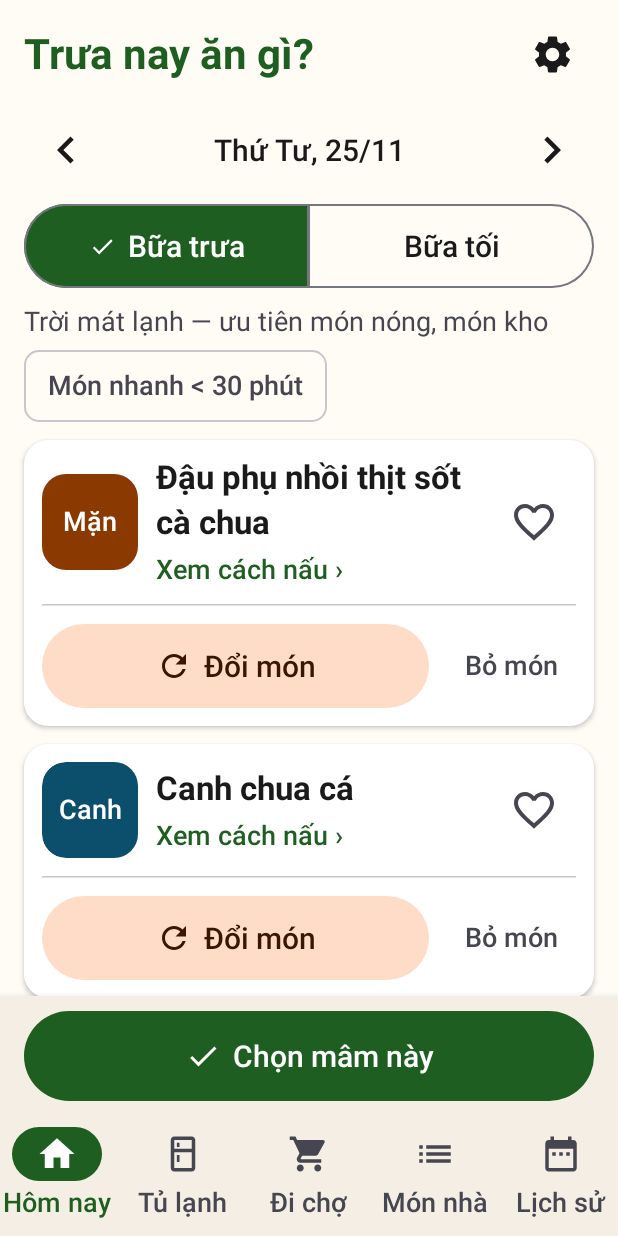
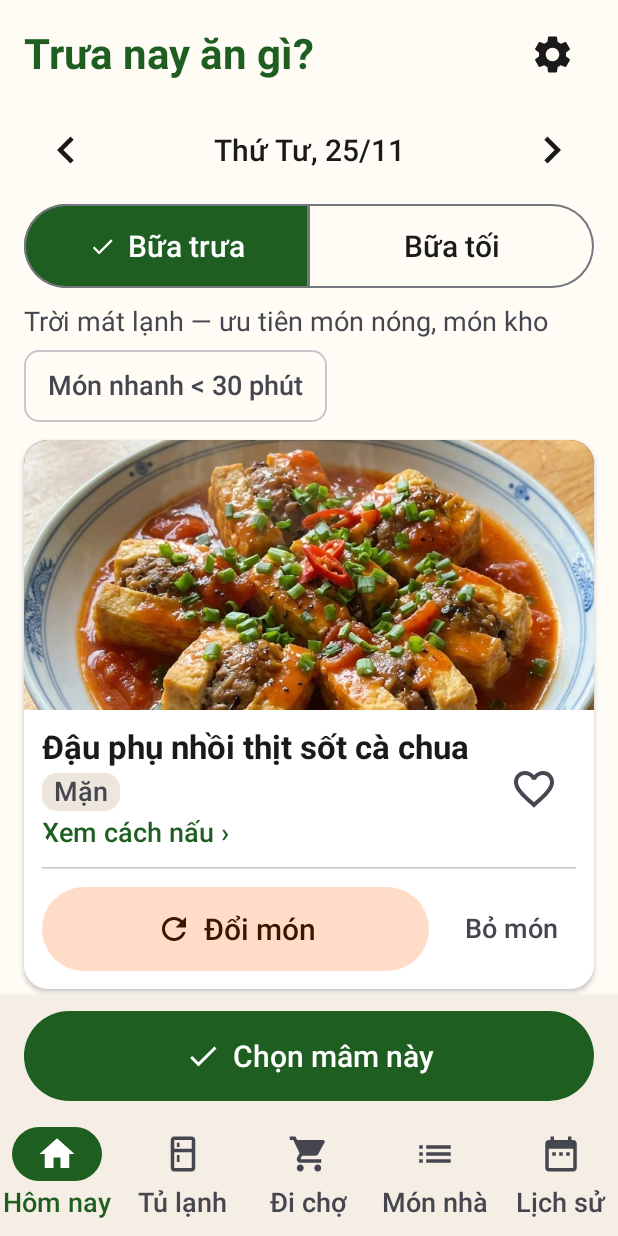
Before and after one commit to tommydangdn95/WhatEatToday, an Android app built with Jetpack Compose: the screen it shows after launch (MainActivity), on a phone screen of 412 x 824 dp. Run offline under Robolectric (Android 15) with nearby library versions, the phone set to English and light mode, and no system bars; our stand-ins replace Dagger/Hilt's generated code, Room's generated code; libraries missing offline, so code that uses them is left out: androidx.hilt.lifecycle; pictures from the network do not load.

Commit message:
Show dish photos in the app; regenerate okra image
- domain/DishPhoto: photo source = Mẹ's photo → bundled asset → none (+ DishPhotoTest,
  incl. a check that every seed dish has a bundled image)
- ui/common/DishImage (Coil, falls back to the category colour tile)
- Today: full-width 180dp photo on each dish card; Món nhà / add-dish sheet: 88×66
  thumbnails; Recipe: 4:3 hero image; Zalo menu image uses bundled photos too
- dau_bap_luoc regenerated (previous image showed leafy greens)
- Watermark crop tuned for 1200px sources; CLAUDE.md updated

Co-Authored-By: Claude Opus 5.5 <noreply@anthropic.com>

```diff
--- /dev/null
+++ b/app/src/main/java/com/family/homnayangi/domain/DishPhoto.kt
@@ -0,0 +1,26 @@
+package com.family.homnayangi.domain
+
+import com.family.homnayangi.domain.model.DishInfo
+
+/**
+ * Chọn ảnh cho một món: ảnh Mẹ tự chụp (F08, [DishInfo.imageUri]) → ảnh có sẵn trong app
+ * (`assets/dish_images/<mã_món>.webp`, tạo bằng tools/optimize_dish_images.py) → không có (hiện ô màu theo loại).
+ */
+object DishPhoto {
+    const val ASSET_DIR = "dish_images"
+    private const val ASSET_PREFIX = "file:///android_asset/"
+
+    fun assetUri(dishId: String): String = "$ASSET_PREFIX$ASSET_DIR/$dishId.webp"
+
+    /** [bundledIds] = mã các món có ảnh trong assets. */
+    fun source(dish: DishInfo, bundledIds: Set<String>): String? =
+        dish.imageUri?.takeIf { it.isNotBlank() }
+            ?: if (dish.id in bundledIds) assetUri(dish.id) else null
+
+    /** "file:///android_asset/dish_images/x.webp" → "dish_images/x.webp"; null nếu không phải ảnh trong assets. */
+    fun assetPath(uri: String): String? = uri.takeIf { it.startsWith(ASSET_PREFIX) }?.removePrefix(ASSET_PREFIX)
+
+    /** Tên file trong assets → mã món ("canh_cua.webp" → "canh_cua"). */
+    fun idsFromAssetFiles(files: Iterable<String>): Set<String> =
+        files.filter { it.endsWith(".webp") }.mapTo(HashSet()) { it.removeSuffix(".webp") }
+}
--- /dev/null
+++ b/app/src/main/java/com/family/homnayangi/ui/common/DishImage.kt
@@ -0,0 +1,69 @@
+package com.family.homnayangi.ui.common
+
+import android.content.Context
+import androidx.compose.foundation.background
+import androidx.compose.foundation.layout.Box
+import androidx.compose.foundation.layout.fillMaxSize
+import androidx.compose.material3.MaterialTheme
+import androidx.compose.material3.Text
+import androidx.compose.runtime.Composable
+import androidx.compose.runtime.remember
+import androidx.compose.ui.Alignment
+import androidx.compose.ui.Modifier
+import androidx.compose.ui.draw.clip
+import androidx.compose.ui.graphics.Color
+import androidx.compose.ui.graphics.Shape
+import androidx.compose.ui.layout.ContentScale
+import androidx.compose.ui.platform.LocalContext
+import androidx.compose.ui.text.style.TextAlign
+import coil3.compose.AsyncImage
+import com.family.homnayangi.domain.DishPhoto
+import com.family.homnayangi.domain.model.DishInfo
+import com.family.homnayangi.ui.theme.CategoryPalette
+
+/** Danh sách món có ảnh trong assets — đọc một lần (assets.list rất nhanh, ~80 file). */
+object BundledDishPhotos {
+    @Volatile private var cached: Set<String>? = null
+
+    fun ids(context: Context): Set<String> = cached ?: synchronized(this) {
+        cached ?: DishPhoto.idsFromAssetFiles(context.assets.list(DishPhoto.ASSET_DIR).orEmpty().asIterable())
+            .also { cached = it }
+    }
+}
+
+/** Nguồn ảnh của món (null = chưa có ảnh). */
+@Composable
+fun rememberDishPhoto(dish: DishInfo?): String? {
+    val context = LocalContext.current
+    return remember(dish?.id, dish?.imageUri) {
+        dish?.let { DishPhoto.source(it, BundledDishPhotos.ids(context)) }
+    }
+}
+
+/**
+ * Ảnh món, cắt vừa khung ([modifier] quyết định kích thước, nên giữ tỉ lệ 4:3).
+ * Chưa có ảnh / đang tải / lỗi → ô màu theo loại món kèm chữ "Mặn", "Canh"…
+ * Ảnh không có contentDescription vì tên món luôn hiện ngay bên cạnh.
+ */
+@Composable
+fun DishImage(dish: DishInfo?, shape: Shape, modifier: Modifier = Modifier) {
+    val photo = rememberDishPhoto(dish)
+    val bg = dish?.let { Color(CategoryPalette.argb(it.category)) } ?: MaterialTheme.colorScheme.surfaceVariant
+    Box(modifier.clip(shape).background(bg), contentAlignment = Alignment.Center) {
+        // Chữ loại món nằm dưới ảnh: hiện khi chưa có ảnh hoặc ảnh chưa tải xong.
+        Text(
+            dish?.category?.label ?: "?",
+            color = if (dish != null) Color.White else MaterialTheme.colorScheme.onSurfaceVariant,
+            style = MaterialTheme.typography.labelMedium,
+            textAlign = TextAlign.Center,
+        )
+        if (photo != null) {
+            AsyncImage(
+                model = photo,
+                contentDescription = null,
+                contentScale = ContentScale.Crop,
+                modifier = Modifier.fillMaxSize(),
+            )
+        }
+    }
+}
--- a/app/src/main/java/com/family/homnayangi/ui/dishes/DishesScreen.kt
+++ b/app/src/main/java/com/family/homnayangi/ui/dishes/DishesScreen.kt
@@ -53,7 +53,7 @@ import androidx.hilt.lifecycle.viewmodel.compose.hiltViewModel
 import androidx.lifecycle.compose.collectAsStateWithLifecycle
 import com.family.homnayangi.domain.RecipeText
 import com.family.homnayangi.domain.model.DishInfo
-import com.family.homnayangi.ui.today.CategoryBadge
+import com.family.homnayangi.ui.common.DishImage
 import kotlinx.coroutines.launch
 import kotlinx.coroutines.withTimeoutOrNull
 
@@ -204,7 +204,7 @@ private fun DishRow(
                 horizontalArrangement = Arrangement.spacedBy(12.dp),
                 modifier = Modifier.weight(1f).heightIn(min = 56.dp).clickable(onClickLabel = "Xem cách nấu", onClick = onOpen),
             ) {
-                CategoryBadge(dish.category, size = 52)
+                DishImage(dish, MaterialTheme.shapes.medium, Modifier.size(width = 88.dp, height = 66.dp))
                 Column(Modifier.weight(1f)) {
                     Text(dish.name, style = MaterialTheme.typography.titleSmall)
                     Text(
--- a/app/src/main/java/com/family/homnayangi/ui/today/AddDishSheet.kt
+++ b/app/src/main/java/com/family/homnayangi/ui/today/AddDishSheet.kt
@@ -45,6 +45,7 @@ import com.family.homnayangi.domain.RecipeText
 import com.family.homnayangi.domain.TextNormalizer
 import com.family.homnayangi.domain.model.DishCategory
 import com.family.homnayangi.domain.model.DishInfo
+import com.family.homnayangi.ui.common.DishImage
 
 /** Bảng chọn món để Mẹ thêm vào mâm: tìm không dấu + lọc theo loại. Bấm một món là thêm luôn và đóng bảng. */
 @OptIn(ExperimentalMaterial3Api::class)
@@ -130,7 +131,7 @@ fun AddDishSheet(
                             .clickable(onClickLabel = "Thêm vào mâm") { onPick(dish) }
                             .padding(vertical = 6.dp),
                     ) {
-                        CategoryBadge(dish.category, size = 52)
+                        DishImage(dish, MaterialTheme.shapes.medium, Modifier.size(width = 88.dp, height = 66.dp))
                         Column(Modifier.weight(1f)) {
                             Text(dish.name, style = MaterialTheme.typography.titleSmall)
                             Text(
--- a/app/src/main/java/com/family/homnayangi/ui/today/TodayScreen.kt
+++ b/app/src/main/java/com/family/homnayangi/ui/today/TodayScreen.kt
@@ -11,12 +11,14 @@ import androidx.compose.foundation.layout.Spacer
 import androidx.compose.foundation.layout.WindowInsets
 import androidx.compose.foundation.layout.fillMaxSize
 import androidx.compose.foundation.layout.fillMaxWidth
+import androidx.compose.foundation.layout.height
 import androidx.compose.foundation.layout.heightIn
 import androidx.compose.foundation.layout.padding
 import androidx.compose.foundation.layout.size
 import androidx.compose.foundation.layout.width
 import androidx.compose.foundation.lazy.LazyColumn
 import androidx.compose.foundation.lazy.itemsIndexed
+import androidx.compose.foundation.shape.RoundedCornerShape
 import androidx.compose.material.icons.Icons
 import androidx.compose.material.icons.automirrored.filled.KeyboardArrowLeft
 import androidx.compose.material.icons.automirrored.filled.KeyboardArrowRight
@@ -75,6 +77,8 @@ import com.family.homnayangi.domain.model.DishCategory
 import com.family.homnayangi.domain.model.DishInfo
 import com.family.homnayangi.domain.model.MealType
 import com.family.homnayangi.share.MenuImageRenderer
+import com.family.homnayangi.ui.common.DishImage
+import com.family.homnayangi.ui.common.rememberDishPhoto
 import com.family.homnayangi.share.ZaloSharer
 import com.family.homnayangi.ui.theme.CategoryPalette
 import kotlinx.coroutines.Dispatchers
@@ -330,9 +334,19 @@ private fun DishCard(
         elevation = CardDefaults.cardElevation(defaultElevation = 2.dp),
         modifier = Modifier.fillMaxWidth(),
     ) {
+        // Ảnh món to, trải hết chiều ngang thẻ để Mẹ nhìn là nhận ra món. Bấm ảnh → xem cách nấu (F10).
+        if (dish != null) {
+            DishImage(
+                dish = dish,
+                shape = RoundedCornerShape(topStart = 12.dp, topEnd = 12.dp),
+                modifier = Modifier
+                    .fillMaxWidth()
+                    .height(DISH_IMAGE_HEIGHT)
+                    .clickable(onClickLabel = "Xem cách nấu ${dish.name}", onClick = onOpenRecipe),
+            )
+        }
         Column(Modifier.padding(12.dp), verticalArrangement = Arrangement.spacedBy(12.dp)) {
             Row(verticalAlignment = Alignment.CenterVertically) {
-                // Bấm vào ảnh / tên món → xem cách nấu (F10).
                 Row(
                     verticalAlignment = Alignment.CenterVertically,
                     horizontalArrangement = Arrangement.spacedBy(12.dp),
@@ -341,7 +355,7 @@ private fun DishCard(
                         .clip(MaterialTheme.shapes.medium)
                         .clickable(enabled = dish != null, onClickLabel = "Xem cách nấu", onClick = onOpenRecipe),
                 ) {
-                    CategoryBadge(dish?.category)
+                    if (dish == null) CategoryBadge(null)
                     Column(Modifier.weight(1f), verticalArrangement = Arrangement.spacedBy(4.dp)) {
                         Text(
                             text = dish?.name ?: "Chưa có món loại này",
@@ -390,8 +404,8 @@ private fun DishCard(
 @Composable
 private fun DishTags(dish: DishInfo, hasPantry: Boolean) {
     Row(horizontalArrangement = Arrangement.spacedBy(8.dp)) {
-        // Nhãn loại món đang nằm trên ô màu bên trái; khi có ảnh món thật sẽ hiện thêm nhãn loại ở đây.
-        if (dish.imageUri != null) {
+        // Có ảnh thì ô màu (có chữ loại món) không hiện → ghi loại món bằng nhãn nhỏ.
+        if (rememberDishPhoto(dish) != null) {
             Tag(dish.category.label, MaterialTheme.colorScheme.surfaceVariant, MaterialTheme.colorScheme.onSurfaceVariant)
         }
         if (hasPantry) Tag("Có sẵn đồ", MaterialTheme.colorScheme.primaryContainer, MaterialTheme.colorScheme.onPrimaryContainer)
@@ -434,6 +448,9 @@ fun CategoryBadge(category: DishCategory?, size: Int = 64) {
         Text(category?.label ?: "?", color = fg, style = MaterialTheme.typography.labelMedium, textAlign = TextAlign.Center)
     }
 }
+
+/** Chiều cao ảnh trên thẻ món (khung rộng ~330dp → cắt bớt trên/dưới của ảnh 4:3, món vẫn nằm giữa). */
+private val DISH_IMAGE_HEIGHT = 180.dp
 
 // -------------------------------------------------------------------- nút chính dưới cùng
 
```
Also changed, not shown: app/src/main/java/com/family/homnayangi/share/MenuImageRenderer.kt (+13 -5 lines), app/src/main/java/com/family/homnayangi/ui/recipe/RecipeScreen.kt (+8 -4 lines), app/src/main/assets/dish_images/dau_bap_luoc.webp, 3 other files.
